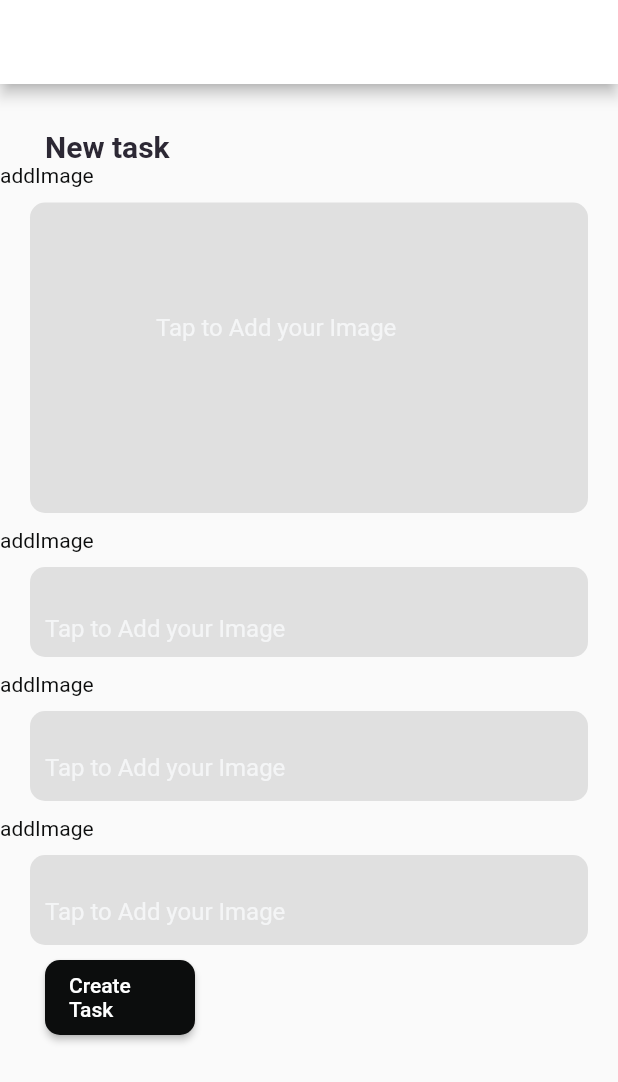
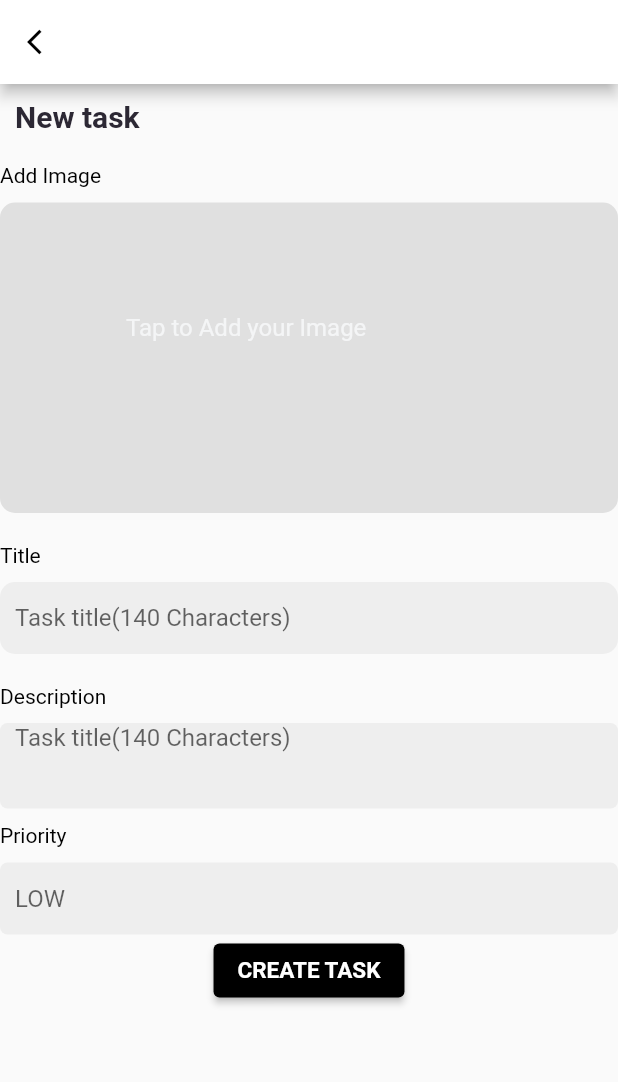
Before and after one commit to thirtsa-t/mobile-, a Flutter app: the EnterTasks screen opened directly, on a phone screen of 412 x 824 dp. Shown: the top 1082 px of the screen. Run offline on Flutter 3.47's test engine with Material 2 defaults, Android fonts, the phone set to English and light mode, and no system bars; our stand-ins replace hive; missing offline and left inert: images_picker; accounts and stored records are empty; Roboto replaces fonts that are missing (MontSerrat.bold, Montserrat); project files that could hold a hidden picture were left out.

Commit message:
update_entertask

```diff
--- a/lib/Screen/Entertasks.dart
+++ b/lib/Screen/Entertasks.dart
@@ -1,11 +1,16 @@
 import 'dart:io';
 
+import 'package:awesomitylab/Screen/homescreen.dart';
 import 'package:awesomitylab/Screen/tasks.dart';
+import 'package:awesomitylab/main.dart';
+
 import 'package:awesomitylab/utilities/constants.dart';
 import 'package:flutter/material.dart';
+import 'package:hive/hive.dart';
 import 'package:path_provider/path_provider.dart';
 import 'package:images_picker/images_picker.dart';
 
+import '../model/todo.dart';
 import 'inputdecoration.dart';
 
 class EnterTasks extends StatefulWidget {
@@ -15,14 +20,24 @@ class EnterTasks extends StatefulWidget {
   _EnterTasksState createState() => _EnterTasksState();
 }
 
-
 class _EnterTasksState extends State<EnterTasks> {
-
   GlobalKey<FormState> _formkey = new GlobalKey();
   final image = TextEditingController();
+  final title = TextEditingController();
+
+  final description = TextEditingController();
+  final priority = TextEditingController();
   String? path;
   late String uploadedImage;
   late File file;
+
+  late Box<Todo> todoBox;
+  @override
+  void initState() {
+    super.initState();
+    todoBox = Hive.box<Todo>(TODO_BOX);
+  }
+
   Future pickImage() async {
     //directory
     final dir = await getTemporaryDirectory();
@@ -41,10 +56,11 @@ Future pickImage() async {
       print(res.map((e) => e.path).toList());
 
       setState(() {
-      path = res[0].thumbPath;
+        uploadedImage = res[0].path;
       });
     }
   }
+
   @override
   Widget build(BuildContext context) {
     return Scaffold(
@@ -57,16 +73,17 @@ Future pickImage() async {
               icon: Icon(
                 Icons.arrow_back_ios,
                 size: 20,
-                color: Colors.white,
+                color: Colors.black,
               ))),
       body: Container(
         child: SingleChildScrollView(
           child: Form(
+            key: _formkey,
             child: Column(
               mainAxisAlignment: MainAxisAlignment.start,
               children: <Widget>[
                 Container(
-              margin: const EdgeInsets.only(left: 30.0, top: 30.0),
+                  margin: const EdgeInsets.only(left: 10.0, top: 10.0),
                   child: Align(
                     alignment: Alignment.centerLeft,
                     child: (Text(
@@ -81,36 +98,37 @@ Future pickImage() async {
                 // Padding(
                 //   padding: const EdgeInsets.only(
                 //       left: 20.0, right: 20.0, top: 30, bottom: 30),
-            //   //padding: EdgeInsets.symmetric(horizontal: 15),
+                //
+                SizedBox(
+                  height: 20,
+                ), //padding: EdgeInsets.symmetric(horizontal: 15),
                 Column(
                   children: [
-                const Align(
+                    Align(
                       alignment: Alignment.centerLeft,
-                  child: Text(
-                    'addImage',
-                    style: TextStyle(
-                      color: Color(0xFF0C0D0D),
+                      child: Container(
+                        child: Text("Add Image",
+                            style: TextStyle(color: Colors.black)),
                       ),
                     ),
+                    SizedBox(
+                      height: 10,
                     ),
                     Container(
-                  margin: EdgeInsets.only(
-                      top: 10.0, bottom: 10.0, right: 20.0, left: 20.0),
-                  alignment: Alignment.center,
                       decoration: kBoxDecorationStyle,
                       child: TextFormField(
                         keyboardType: TextInputType.text,
-                     controller:image,
+                        controller: image,
                         showCursor: true,
                         readOnly: true,
                         style: TextStyle(
-                      color: Colors.white,
+                          color: Colors.black,
                           fontFamily: 'MontSerrat',
                         ),
                         decoration: InputDecoration(
                           border: InputBorder.none,
-                       contentPadding: EdgeInsets.only(top: 74.0, left: 84.0),
-
+                          contentPadding:
+                              EdgeInsets.only(top: 74.0, left: 84.0),
                           hintText: 'Tap to Add your Image',
                           hintStyle: kHintTextStyle,
                         ),
@@ -123,143 +141,154 @@ Future pickImage() async {
                     ),
                   ],
                 ),
+                SizedBox(
+                  height: 20,
+                ),
 
                 // SizedBox(height: 16),
-            Column(
-              children: [
-                const Align(
+                Align(
                   alignment: Alignment.centerLeft,
-                  child: Text(
-                    'addImage',
-                    style: TextStyle(
-                      color: Color(0xFF0C0D0D),
+                  child: Container(
+                    child: Text("Title", style: TextStyle(color: Colors.black)),
                   ),
                 ),
+                SizedBox(
+                  height: 10,
                 ),
-                Container(
-                  margin: EdgeInsets.only(
-                      top: 10.0, bottom: 10.0, right: 20.0, left: 20.0),
-                  padding:
-                      EdgeInsets.symmetric(horizontal: 10.0, vertical: 10.0),
-                  alignment: Alignment.center,
-                  decoration: kBoxDecorationStyle,
-                  height: 60.0,
-                  child: TextFormField(
+                TextFormField(
+                  keyboardType: TextInputType.text,
+                  controller: title,
+                  validator: (value) {
+                    if (value == null || value.isEmpty) {
+                      return "Please enter title ";
+                    }
+
+                    return null;
+                  },
+                  decoration: InputDecoration(
+                    filled: true,
+                    fillColor: Colors.grey[200],
+                    hintText: "Task title(140 Characters)",
+                    border: OutlineInputBorder(
+                        borderRadius: BorderRadius.circular(10),
+                        borderSide: BorderSide.none),
+                    contentPadding: EdgeInsets.only(left: 10.0),
+                  ),
+                ),
+                SizedBox(
+                  height: 20,
+                ),
+                Align(
+                  alignment: Alignment.centerLeft,
+                  child: Container(
+                    child: Text("Description",
+                        style: TextStyle(color: Colors.black)),
+                  ),
+                ),
+                SizedBox(
+                  height: 10,
+                ),
+                TextFormField(
+                  keyboardType: TextInputType.text,
+                  controller: description,
+                  validator: (value) {
+                    if (value == null || value.isEmpty) {
+                      return "Please enter description";
+                    }
+
+                    return null;
+                  },
+                  decoration: InputDecoration(
+                    filled: true,
+                    fillColor: Colors.grey[200],
+                    hintText: "Task title(140 Characters)",
+                    border: OutlineInputBorder(
+                        borderRadius: BorderRadius.circular(5),
+                        borderSide: BorderSide.none),
+                    contentPadding: EdgeInsets.only(left: 10.0),
+                  ),
+                  minLines: 3,
+                  maxLines: 4,
+                ),
+                SizedBox(
+                  height: 10,
+                ),
+                Align(
+                  alignment: Alignment.centerLeft,
+                  child: Container(
+                    child:
+                        Text("Priority", style: TextStyle(color: Colors.black)),
+                  ),
+                ),
+                SizedBox(
+                  height: 10,
+                ),
+                TextFormField(
+                  keyboardType: TextInputType.text,
+                  controller: priority,
+                  validator: (value) {
+                    if (value == null || value.isEmpty) {
+                      return "Please enter priority";
+                    }
+
+                    return null;
+                  },
+                  decoration: InputDecoration(
+                    filled: true,
+                    fillColor: Colors.grey[200],
+                    hintText: "LOW",
+                    border: OutlineInputBorder(
+                        borderRadius: BorderRadius.circular(5),
+                        borderSide: BorderSide.none),
+                    contentPadding: EdgeInsets.only(left: 10.0),
+                  ),
+                ),
+                ElevatedButton(
+                  style: ButtonStyle(
+                    backgroundColor:
+                        MaterialStateProperty.all<Color>(Colors.black),
+                  ),
+                  onPressed: () async {
+                    //check form validation
+                    if (_formkey.currentState!.validate()) {
+                      _formkey.currentState!.save();
+                      //to save data into hive
+                      Todo todo = Todo(
+                          image: "$uploadedImage",
+                          title: title.text,
+                          description: description.text,
+                          priority: priority.text,
+                          createDate: DateTime.now(),
+                          modifiedDate: DateTime.now(),
+                          status: '');
+                      await todoBox.add(todo);
+                      //cleaning text field after save
+                      title.clear();
+                      description.clear();
+                      priority.clear();
+                      image.clear();
+
+                      Navigator.pushReplacement(
+                          context,
+                          MaterialPageRoute(
+                              builder: (context) => MyHomePage(
+                                    title: '',
+                                  )));
+                    }
+                  },
+                  child: Text(
+                    "CREATE TASK",
                     style: TextStyle(
                         color: Colors.white,
-                      fontFamily: 'MontSerrat',
-                    ),
-                    decoration: InputDecoration(
-                      border: InputBorder.none,
-                      contentPadding: EdgeInsets.only(top: 14.0),
-                      hintText: 'Tap to Add your Image',
-                      hintStyle: kHintTextStyle,
-                    ),
+                        fontSize: 15,
+                        fontWeight: FontWeight.bold),
                   ),
                 ),
               ],
             ),
-            Column(
-              children: [
-                const Align(
-                  alignment: Alignment.centerLeft,
-                  child: Text(
-                    'addImage',
-                    style: TextStyle(
-                      color: Color(0xFF0C0D0D),
           ),
         ),
       ),
-                Container(
-                  margin: EdgeInsets.only(
-                      top: 10.0, bottom: 10.0, right: 20.0, left: 20.0),
-                  padding:
-                      EdgeInsets.symmetric(horizontal: 10.0, vertical: 10.0),
-                  alignment: Alignment.center,
-                  decoration: kBoxDecorationStyle,
-                  height: 60.0,
-                  child: TextFormField(
-                    style: TextStyle(
-                      color: Colors.white,
-                      fontFamily: 'MontSerrat',
-                    ),
-                    decoration: InputDecoration(
-                      border: InputBorder.none,
-                      contentPadding: EdgeInsets.only(top: 14.0),
-                      hintText: 'Tap to Add your Image',
-                      hintStyle: kHintTextStyle,
-                    ),
-                    minLines: 7,
-                    maxLines: 7,
-                  ),
-                ),
-              ],
-            ),
-            Column(
-              children: [
-                const Align(
-                  alignment: Alignment.centerLeft,
-                  child: Text(
-                    'addImage',
-                    style: TextStyle(
-                      color: Color(0xFF0C0D0D),
-                    ),
-                  ),
-                ),
-                Container(
-                  margin: EdgeInsets.only(
-                      top: 10.0, bottom: 10.0, right: 20.0, left: 20.0),
-                  padding:
-                      EdgeInsets.symmetric(horizontal: 10.0, vertical: 10.0),
-                  alignment: Alignment.center,
-                  decoration: kBoxDecorationStyle,
-                  height: 60.0,
-                  child: TextFormField(
-                    style: TextStyle(
-                      color: Colors.white,
-                      fontFamily: 'MontSerrat',
-                    ),
-                    decoration: InputDecoration(
-                      border: InputBorder.none,
-                      contentPadding: EdgeInsets.only(top: 14.0),
-                      hintText: 'Tap to Add your Image',
-                      hintStyle: kHintTextStyle,
-                    ),
-                    minLines: 7,
-                    maxLines: 7,
-                  ),
-                ),
-              ],
-            ),
-
-            Row(
-              children: [
-                Container(
-                  margin: const EdgeInsets.only(left: 30.0),
-                  width: 100,
-                  height: 50,
-                  child: RaisedButton(
-                    color: const Color(0xFF0C0D0D),
-                    onPressed: () {
-
-                      Navigator.push(
-                          context,
-                          MaterialPageRoute(
-                              builder: (context) => tasksScreen()));
-                    },
-                    shape: RoundedRectangleBorder(
-                      borderRadius: BorderRadius.circular(10.0),
-                    ),
-                    child: Text(
-                      "Create Task",
-                      style: TextStyle(color: Colors.white),
-                    ),
-                  ),
-                ),
-              ],
-            ),
-            SizedBox(height: 50),
-          ])))),
     );
   }
 }
```
Lines whose indentation alone changed are shown as unchanged.
